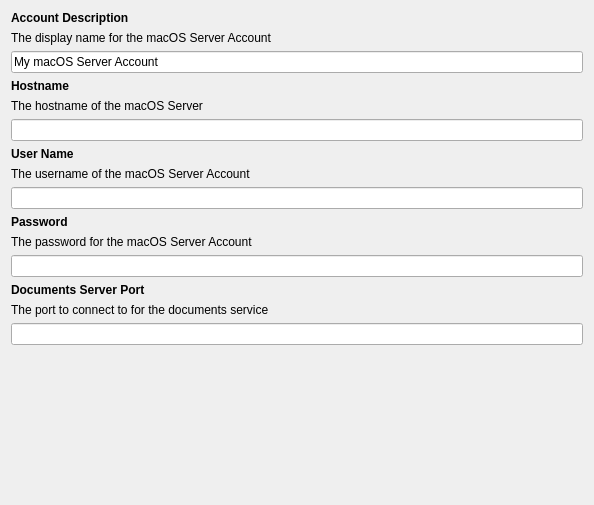
Before: the Qt Designer form FWAdminLib/Configurator/OSXServerAccountsForm.ui in fw-dev/translations, drawn with Qt 5.
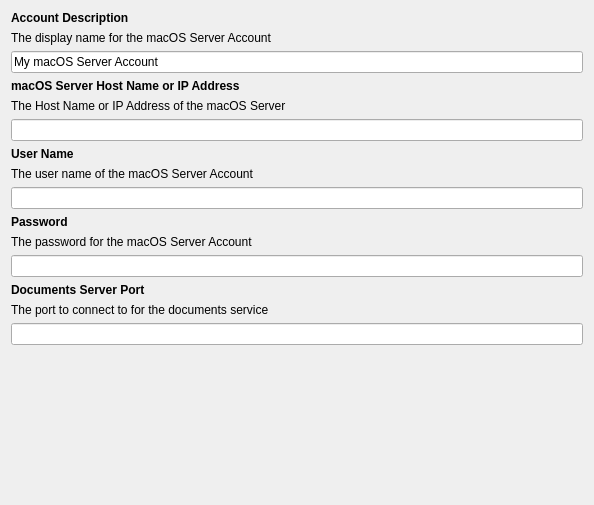
After: the same form once the commit is applied.

```diff
--- a/FWAdminLib/Configurator/OSXServerAccountsForm.ui
+++ b/FWAdminLib/Configurator/OSXServerAccountsForm.ui
@@ -59,14 +59,14 @@
       </font>
      </property>
      <property name="text">
-      <string>Hostname</string>
+      <string>macOS Server Host Name or IP Address</string>
      </property>
     </widget>
    </item>
    <item>
     <widget class="QLabel" name="lTipHostname">
      <property name="text">
-      <string>The hostname of the macOS Server</string>
+      <string>The Host Name or IP Address of the macOS Server</string>
      </property>
     </widget>
    </item>
@@ -93,7 +93,7 @@
    <item>
     <widget class="QLabel" name="lTipUserName">
      <property name="text">
-      <string>The username of the macOS Server Account</string>
+      <string>The user name of the macOS Server Account</string>
      </property>
     </widget>
    </item>
```
